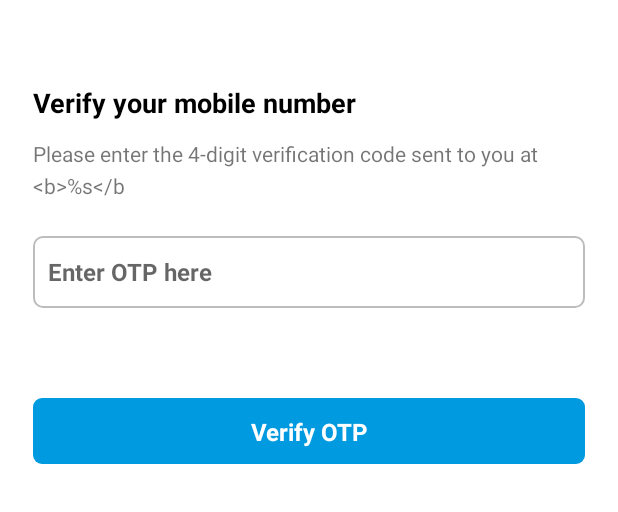
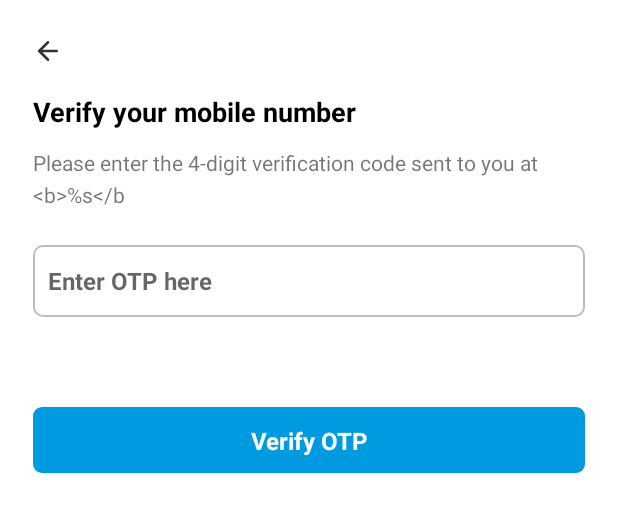
Before and after one commit to GauravPoswalAndroid/classplus-connect, an Android app: the layout fragment_otp.xml on its own in the app's theme, with its tools: preview values and no code run, on a phone screen of 412 x 824 dp. Shown: the top 512 px of the screen. Run offline under Robolectric (Android 15) with nearby library versions, the light colour scheme and no system bars.

Commit message:
- add back button to at otp verification screen - add max 10 digit limit at mobile input field

```diff
--- a/app/src/main/res/layout/fragment_login_signup.xml
+++ b/app/src/main/res/layout/fragment_login_signup.xml
@@ -78,6 +78,7 @@
                 android:layout_gravity="center"
                 android:layout_marginStart="10dp"
                 android:background="@null"
+                android:maxLength="10"
                 android:gravity="center|start"
                 android:hint="@string/label_mobile_number_hint"
                 android:inputType="number"
--- a/app/src/main/res/layout/fragment_otp.xml
+++ b/app/src/main/res/layout/fragment_otp.xml
@@ -1,6 +1,7 @@
 <?xml version="1.0" encoding="utf-8" standalone="no"?>
 <ScrollView xmlns:android="http://schemas.android.com/apk/res/android"
     xmlns:app="http://schemas.android.com/apk/res-auto"
+    xmlns:tools="http://schemas.android.com/tools"
     android:layout_width="match_parent"
     android:layout_height="wrap_content">
 
@@ -9,8 +10,19 @@
         android:layout_width="match_parent"
         android:layout_height="wrap_content"
         android:paddingLeft="22dp"
-        android:paddingTop="56dp"
+        android:paddingTop="24dp"
         android:paddingRight="22dp">
+
+        <ImageView
+            android:id="@+id/iv_back"
+            android:layout_width="20dp"
+            android:layout_height="20dp"
+            app:layout_constraintBottom_toTopOf="@+id/tv_login_heading"
+            app:layout_constraintLeft_toLeftOf="parent"
+            android:layout_marginBottom="18dp"
+            app:srcCompat="@drawable/ic_arrow_left_black"
+            tools:ignore="ContentDescription" />
+
 
         <TextView
             android:id="@+id/tv_login_heading"
```
Also changed, not shown: app/src/main/java/com/classplus/connect/login/ui/OtpFragment.kt (+8 -4 lines).
